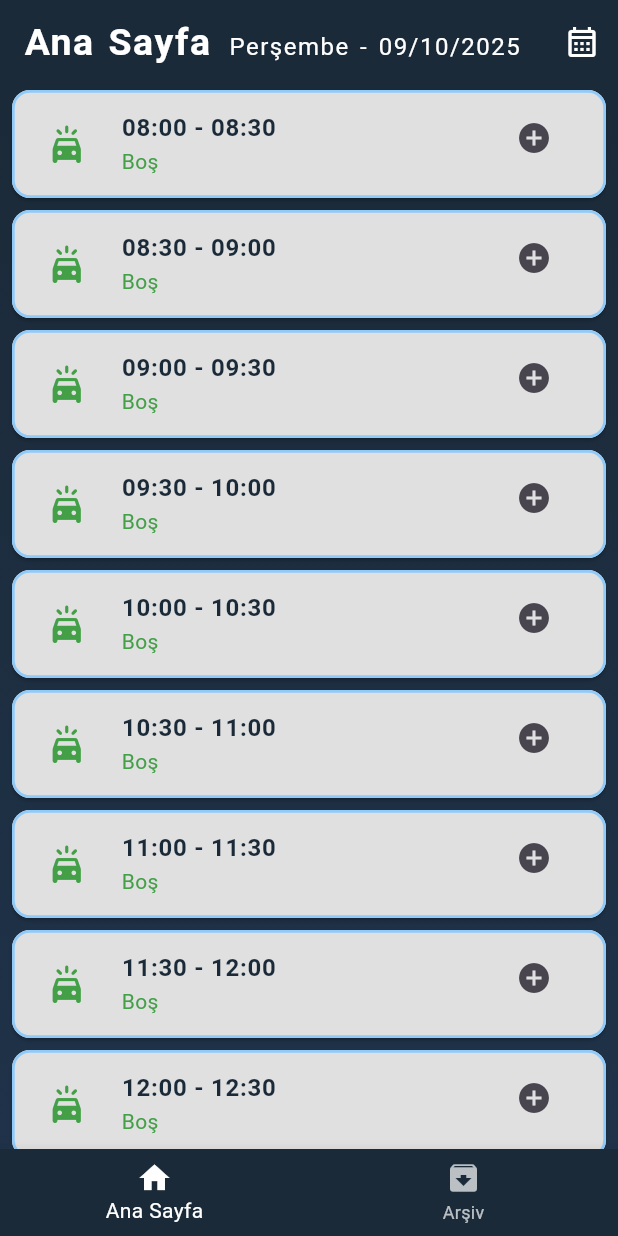
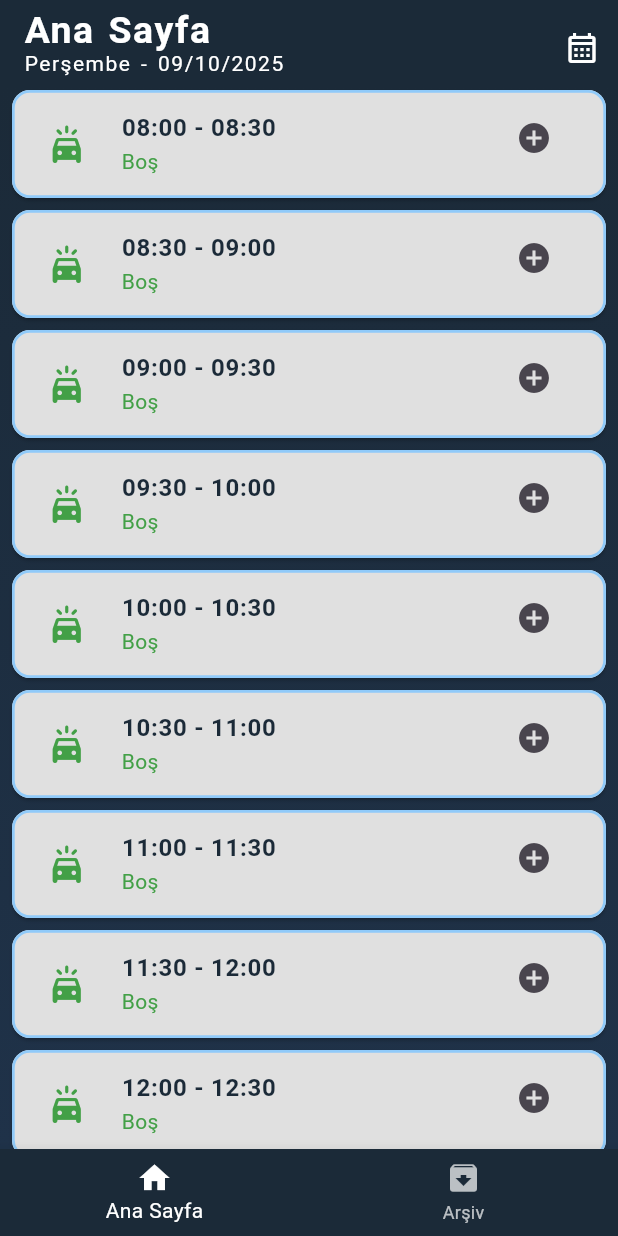
Before and after one commit to uluckabd/car_wash, a Flutter app: the screen it shows after launch, on a phone screen of 412 x 824 dp. Run offline on Flutter 3.47's test engine with Material 3 defaults, Android fonts, the phone set to English and light mode, and no system bars; our stand-ins replace google_fonts, mask_text_input_formatter, sqflite, syncfusion_flutter_charts; accounts and stored records are empty.

Commit message:
appbar düzenlendi

```diff
--- a/lib/main.dart
+++ b/lib/main.dart
@@ -354,7 +354,7 @@ class _MyHomePageState extends State<MyHomePage> {
                       icon: const Icon(
                         Icons.edit,
                         color: Colors.blue,
-                        size: 24,
+                        size: 20,
                       ),
                       onPressed: () async {
                         // Randevu düzenleme sayfasına PageRouteBuilder ile Zoom animasyonu uyguluyoruz.
@@ -439,7 +439,7 @@ class _MyHomePageState extends State<MyHomePage> {
                       icon: const Icon(
                         Icons.delete,
                         color: primaryColor,
-                        size: 24,
+                        size: 20,
                       ),
                       onPressed: () async {
                         final confirm = await showGeneralDialog<bool>(
@@ -603,44 +603,58 @@ class _MyHomePageState extends State<MyHomePage> {
 
         // 1. BAŞLIK (TITLE): selectedIndex'e göre başlık değişir
         title: selectedIndex == 0
-            ? Row(
-                // Metinleri yan yana ve başlık alanının en soluna hizala
-                mainAxisAlignment: MainAxisAlignment.start,
-                crossAxisAlignment: CrossAxisAlignment.baseline,
-                textBaseline:
-                    TextBaseline.alphabetic, // Metin hizalaması için gerekli
+            ? Column(
+                // Row'dan Column'a çevrildi
+                crossAxisAlignment: CrossAxisAlignment.start, // Sola hizalama
+                mainAxisSize: MainAxisSize.min, // Alanı minimumda tut
                 children: [
                   // ANA SAYFA METNİ (Daha büyük ve kalın)
-                  Text("Ana Sayfa"),
+                  Text(
+                    "Ana Sayfa",
+                    style: Theme.of(context).appBarTheme.titleTextStyle,
+                  ),
 
-                  Padding(
-                    padding: const EdgeInsets.only(left: 12),
-                    child: Text(
-                      getFormattedDate(
-                        baseDate,
-                      ), // baseDate ve getFormattedDate gerekli
-                      style: const TextStyle(
-                        color: Colors.white, // Biraz daha soluk
-                        fontSize: 16, // Daha küçük font boyutu
-                        fontWeight: FontWeight.normal,
-                      ),
+                  // TARİH BİLGİSİ (Hemen altına)
+                  Text(
+                    getFormattedDate(baseDate),
+                    style: const TextStyle(
+                      color: Colors.white,
+                      fontSize: 14,
+                      fontWeight: FontWeight.normal,
                     ),
                   ),
                 ],
               )
             // selectedIndex 1 ise "Arşiv" başlığını göster
             : selectedIndex == 1
-            ? Text("Arşiv", style: AppTextStyles.title)
+            // AppReadyPackage içindeki AppTextStyles'a erişim sorunlu olabilir,
+            // ThemeData'dan alalım:
+            ? Text("Arşiv", style: Theme.of(context).appBarTheme.titleTextStyle)
             // Başka bir index ise varsayılan başlık
-            : Text("Başlık", style: AppTextStyles.title),
+            : Text(
+                "Başlık",
+                style: Theme.of(context).appBarTheme.titleTextStyle,
+              ),
 
         // 2. EYLEMLER (ACTIONS): selectedIndex'e göre ikonlar değişir (Değişmedi)
         actions: selectedIndex == 0
             ? [
                 // Index 0 (Ana Sayfa) için Takvim İkonu
-                IconButton(
-                  icon: const Icon(Icons.calendar_month_outlined, size: 24),
-                  onPressed: () => _selectDate(context),
+                Padding(
+                  padding: const EdgeInsets.only(left: 0, top: 8),
+                  child: Column(
+                    mainAxisAlignment:
+                        MainAxisAlignment.center, // Ortalamak için
+                    crossAxisAlignment: CrossAxisAlignment.end, // Sağa hizalama
+                    children: [
+                      IconButton(
+                        padding: EdgeInsets.zero,
+                        constraints: BoxConstraints(),
+                        onPressed: () => _selectDate(context),
+                        icon: Icon(Icons.calendar_month_outlined),
+                      ),
+                    ],
+                  ),
                 ),
               ]
             : selectedIndex == 1
@@ -651,6 +665,8 @@ class _MyHomePageState extends State<MyHomePage> {
                   onPressed: () {
                     showSearch(
                       context: context,
+                      // AppointmentSearch sınıfının tanımı burada mevcut değil,
+                      // ancak işlevsellik bozulmasın diye tutuyorum.
                       delegate: AppointmentSearch(randevular),
                     );
                   },
@@ -775,19 +791,19 @@ class _MyHomePageState extends State<MyHomePage> {
         ],
       ),
       //floatingActionButton: FloatingActionButton(
-      //  onPressed: () async {
-      //   final yeniRandevu = await Navigator.push(
-      //      context,
-      //      MaterialPageRoute(
-      //        builder: (context) => const AddAppointmentScreen(),
-      //      ),
-      //    );
-      //    if (yeniRandevu != null) {
-      //      await dbService.addAppointment(yeniRandevu);
-      //      _loadAppointments();
-      //    }
-      //  },
-      //  child: const Icon(Icons.add),
+      //  onPressed: () async {
+      //   final yeniRandevu = await Navigator.push(
+      //      context,
+      //      MaterialPageRoute(
+      //        builder: (context) => const AddAppointmentScreen(),
+      //      ),
+      //    );
+      //    if (yeniRandevu != null) {
+      //      await dbService.addAppointment(yeniRandevu);
+      //      _loadAppointments();
+      //    }
+      //  },
+      //  child: const Icon(Icons.add),
       // ),
       // floatingActionButtonLocation: FloatingActionButtonLocation.centerDocked,
     );
```
